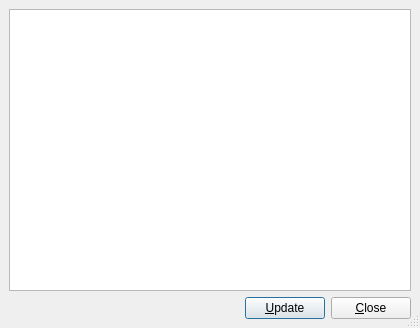
cburschka/lyx, file src/frontends/qt4/ui/LogUi.ui: the form before one commit.
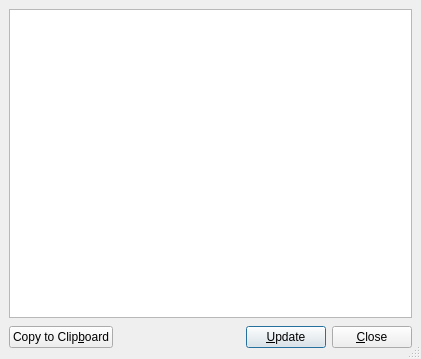
The form after the commit.

Commit message: add "copy to clipboard" button to log dialog

The edit to the form file:
```diff
--- a/src/frontends/qt4/ui/LogUi.ui
+++ b/src/frontends/qt4/ui/LogUi.ui
@@ -5,8 +5,8 @@
    <rect>
     <x>0</x>
     <y>0</y>
-    <width>420</width>
-    <height>328</height>
+    <width>421</width>
+    <height>359</height>
    </rect>
   </property>
   <property name="windowTitle" >
@@ -22,18 +22,14 @@
    <property name="spacing" >
     <number>6</number>
    </property>
-   <item row="0" column="0" >
-    <widget class="QTextBrowser" name="logTB" />
-   </item>
    <item row="1" column="0" >
-    <layout class="QHBoxLayout" >
-     <property name="margin" >
-      <number>0</number>
+    <widget class="QPushButton" name="copyPB" >
+     <property name="text" >
+      <string>Copy to Clip&amp;board</string>
      </property>
-     <property name="spacing" >
-      <number>6</number>
-     </property>
-     <item>
+    </widget>
+   </item>
+   <item row="1" column="1" >
       <spacer>
        <property name="orientation" >
         <enum>Qt::Horizontal</enum>
@@ -43,13 +39,20 @@
        </property>
        <property name="sizeHint" >
         <size>
-         <width>20</width>
-         <height>20</height>
+       <width>111</width>
+       <height>26</height>
         </size>
        </property>
       </spacer>
      </item>
-     <item>
+   <item row="1" column="3" >
+    <widget class="QPushButton" name="closePB" >
+     <property name="text" >
+      <string>&amp;Close</string>
+     </property>
+    </widget>
+   </item>
+   <item row="1" column="2" >
       <widget class="QPushButton" name="updatePB" >
        <property name="toolTip" >
         <string>Update the display</string>
@@ -62,14 +65,8 @@
        </property>
       </widget>
      </item>
-     <item>
-      <widget class="QPushButton" name="closePB" >
-       <property name="text" >
-        <string>&amp;Close</string>
-       </property>
-      </widget>
-     </item>
-    </layout>
+   <item row="0" column="0" colspan="4" >
+    <widget class="QTextBrowser" name="logTB" />
    </item>
   </layout>
  </widget>
```
Left out of the diff: 10 changed lines with no effect on the pictures. Lines whose indentation alone changed are shown as unchanged. The commit also changes 2 other files.
